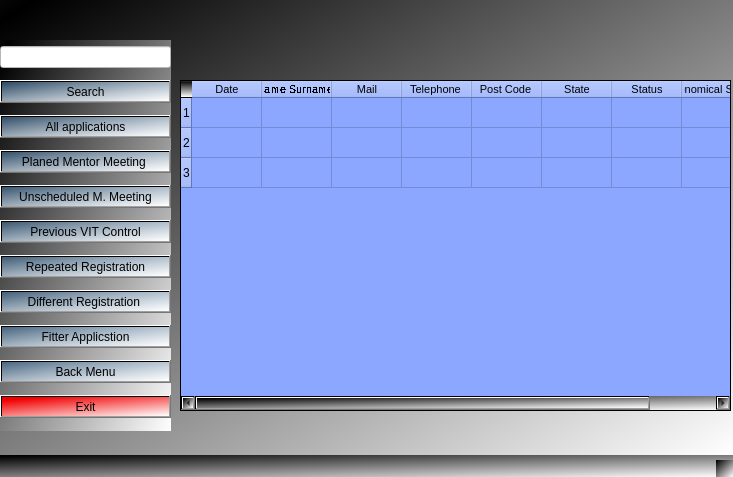
Qt form plications.ui (alahdalmokhtar/Python-Module-Week7) before a commit.
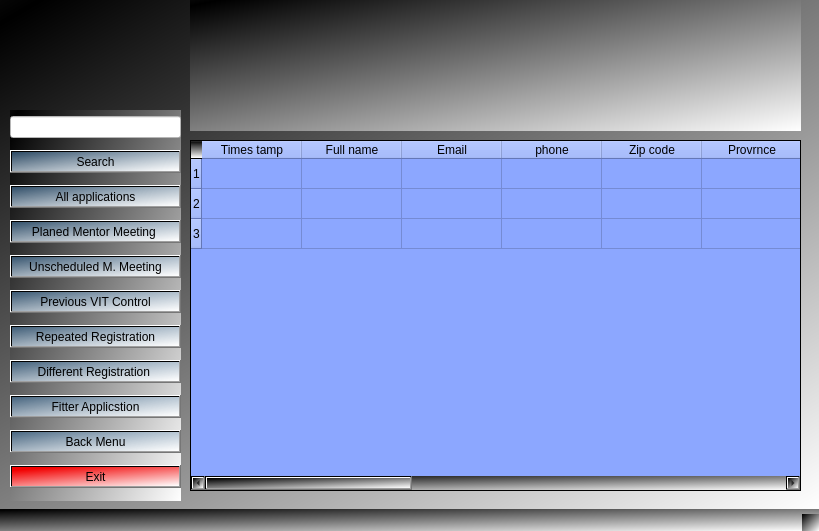
The same form after that commit. Icons and pictures are not drawn.

Diff of the .ui file:
```diff
--- a/plications.ui
+++ b/plications.ui
@@ -6,8 +6,8 @@
    <rect>
     <x>0</x>
     <y>0</y>
-    <width>733</width>
-    <height>477</height>
+    <width>819</width>
+    <height>531</height>
    </rect>
   </property>
   <property name="windowTitle">
@@ -21,10 +21,10 @@
    <widget class="QTableWidget" name="tableWidget">
     <property name="geometry">
      <rect>
-      <x>180</x>
-      <y>80</y>
-      <width>551</width>
-      <height>331</height>
+      <x>190</x>
+      <y>140</y>
+      <width>611</width>
+      <height>351</height>
      </rect>
     </property>
     <property name="styleSheet">
@@ -44,13 +44,13 @@
      <number>3</number>
     </property>
     <property name="columnCount">
-     <number>8</number>
+     <number>14</number>
     </property>
     <attribute name="horizontalHeaderCascadingSectionResizes">
      <bool>false</bool>
     </attribute>
     <attribute name="horizontalHeaderDefaultSectionSize">
-     <number>70</number>
+     <number>100</number>
     </attribute>
     <attribute name="horizontalHeaderStretchLastSection">
      <bool>false</bool>
@@ -60,93 +60,80 @@
     <row/>
     <column>
      <property name="text">
-      <string>Date</string>
+      <string>Times tamp</string>
      </property>
-     <property name="font">
-      <font>
-       <pointsize>8</pointsize>
-      </font>
+    </column>
+    <column>
+     <property name="text">
+      <string>Full name</string>
      </property>
     </column>
     <column>
      <property name="text">
-      <string>Name Surname </string>
+      <string>Email</string>
      </property>
-     <property name="font">
-      <font>
-       <family>Segoe UI</family>
-       <pointsize>8</pointsize>
-       <bold>false</bold>
-       <stylestrategy>NoAntialias</stylestrategy>
-      </font>
+    </column>
+    <column>
+     <property name="text">
+      <string>phone</string>
      </property>
     </column>
     <column>
      <property name="text">
-      <string>Mail</string>
+      <string>Zip code</string>
      </property>
-     <property name="font">
-      <font>
-       <pointsize>8</pointsize>
-      </font>
+    </column>
+    <column>
+     <property name="text">
+      <string>Provrnce</string>
      </property>
     </column>
     <column>
      <property name="text">
-      <string>Telephone </string>
+      <string>Economic situation</string>
      </property>
-     <property name="font">
-      <font>
-       <pointsize>8</pointsize>
-      </font>
+    </column>
+    <column>
+     <property name="text">
+      <string>Are you currently attending a language course?</string>
      </property>
     </column>
     <column>
      <property name="text">
-      <string>Post Code </string>
+      <string>What is your foreign language proficiency level?</string>
      </property>
-     <property name="font">
-      <font>
-       <pointsize>8</pointsize>
-      </font>
+    </column>
+    <column>
+     <property name="text">
+      <string>Are you currently involved in any project?</string>
      </property>
     </column>
     <column>
      <property name="text">
-      <string>State</string>
+      <string>Which department(s) in the IT sector would you like to work in?</string>
      </property>
-     <property name="font">
-      <font>
-       <pointsize>8</pointsize>
-      </font>
-     </property>
     </column>
     <column>
      <property name="text">
-      <string>Status</string>
+      <string>Why do you want to join the VIT project?</string>
      </property>
-     <property name="font">
-      <font>
-       <pointsize>8</pointsize>
-      </font>
-     </property>
     </column>
     <column>
      <property name="text">
-      <string>Economical Situation</string>
+      <string>Mentor meeting</string>
      </property>
-     <property name="font">
-      <font>
-       <pointsize>8</pointsize>
-      </font>
+    </column>
+    <column>
+     <property name="text">
+      <string>Application Period</string>
      </property>
     </column>
    </widget>
-   <widget class="QWidget" name="">
+   <widget class="QWidget" name="layoutWidget">
     <property name="geometry">
      <rect>
-      <x>0</x>
-      <y>40</y>
+      <x>10</x>
+      <y>110</y>
       <width>171</width>
       <height>391</height>
      </rect>
@@ -279,6 +266,25 @@
      </item>
     </layout>
    </widget>
+   <widget class="QLabel" name="label">
+    <property name="geometry">
+     <rect>
+      <x>190</x>
+      <y>0</y>
+      <width>611</width>
+      <height>131</height>
+     </rect>
+    </property>
+    <property name="text">
+     <string/>
+    </property>
+    <property name="pixmap">
+     <pixmap>../../../../Downloads/logo.png</pixmap>
+    </property>
+    <property name="scaledContents">
+     <bool>true</bool>
+    </property>
+   </widget>
   </widget>
   <widget class="QStatusBar" name="statusbar"/>
  </widget>
```
Left out of the diff: 118 changed lines with no effect on the pictures.
